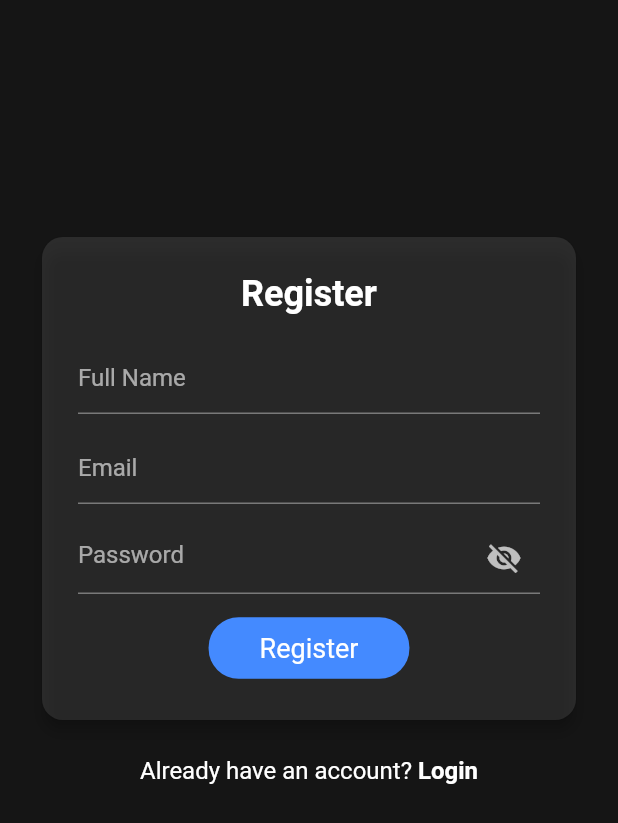
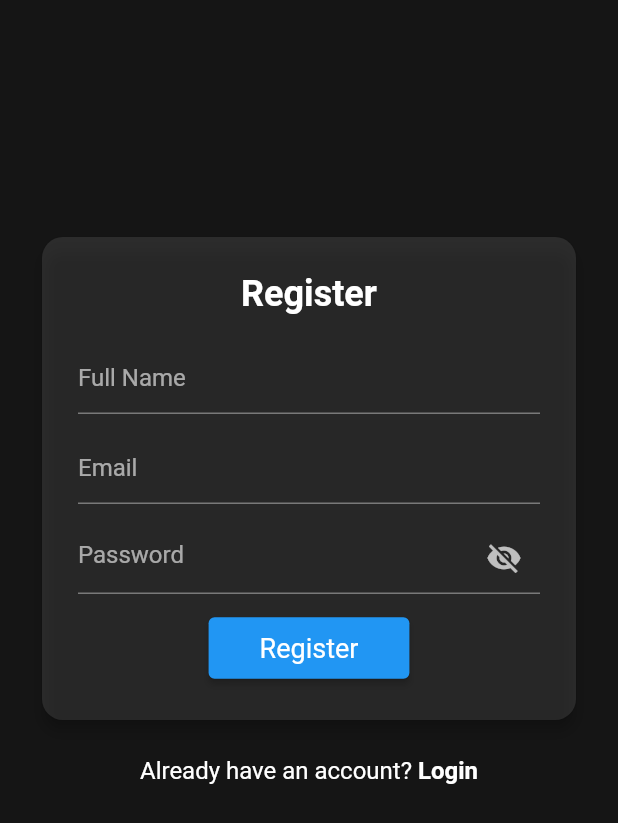
Before and after one commit to rijwan2020/flutter_auth, a Flutter app: the screen it shows after launch, after a tap on "Login", after a tap on "Register", on a phone screen of 412 x 824 dp. Shown: the top 823 px of the screen. Run offline on Flutter 3.47's test engine with Material 2 defaults, Android fonts, the phone set to English and light mode, and no system bars; our stand-ins replace flutter_dotenv, shared_preferences; network calls fail.

Commit message:
update flatbutton to elevatedbutton, disable env

```diff
--- a/lib/main.dart
+++ b/lib/main.dart
@@ -18,7 +18,7 @@ class MyApp extends StatelessWidget {
 			title: 'Flutter Test',
 			debugShowCheckedModeBanner: false,
 			home: const CheckAuth(),
-			darkTheme: ThemeData(brightness: Brightness.dark, accentColor: Colors.blueAccent),
+			darkTheme: ThemeData(brightness: Brightness.dark),
 			themeMode: ThemeMode.dark,
 		);
 	}
--- a/lib/screens/home.dart
+++ b/lib/screens/home.dart
@@ -108,7 +108,7 @@ class _HomeState extends State<Home>{
 		getListUser();
 	}
 
-  	void logout() async{
+  void logout() async{
 		SharedPreferences localStorage = await SharedPreferences.getInstance();
 		localStorage.remove('user');
 		localStorage.remove('token');
--- a/lib/screens/login.dart
+++ b/lib/screens/login.dart
@@ -6,10 +6,10 @@ import 'package:shared_preferences/shared_preferences.dart';
 import 'home.dart';
 
 class Login extends StatefulWidget{
-  	const Login({Key? key}) : super(key: key);
-	@override
-	// ignore: library_private_types_in_public_api
-	_LoginState createState() => _LoginState();
+  const Login({Key? key}) : super(key: key);
+
+  @override
+	State<Login> createState() => _LoginState();
 }
 
 class _LoginState extends State<Login>{
@@ -106,13 +106,7 @@ class _LoginState extends State<Login>{
 													}
 												),
 												const SizedBox(height: 12),
-												FlatButton(
-													color: Colors.blueAccent,
-													disabledColor: Colors.grey,
-													shape: RoundedRectangleBorder(
-														borderRadius:
-														BorderRadius.circular(20.0)
-													),
+												ElevatedButton(
 													onPressed: () {
 														if (_formKey.currentState!.validate()) {
 															_login();
@@ -191,13 +185,7 @@ class _LoginState extends State<Login>{
 		if (statusCode == 200) {
 			SharedPreferences localStorage = await SharedPreferences.getInstance();
 			localStorage.setString('token', json.encode(body['token']));
-			// ignore: use_build_context_synchronously
-			Navigator.pushReplacement(
-				context,
-				MaterialPageRoute(
-					builder: (context) => const Home()
-				),
-			);
+      navigationToHome();
 		} else {
 			final error = body['error'];
 			showErrorMsg(error.toString());
@@ -207,4 +195,11 @@ class _LoginState extends State<Login>{
 			_isLoading = false;
 		});
 	}
+
+	Future<void> navigationToHome() async{
+		final route = MaterialPageRoute(
+			builder: (context) => const Home(),
+		);
+		await Navigator.push(context, route);
+	}
 }
--- a/lib/screens/register.dart
+++ b/lib/screens/register.dart
@@ -1,5 +1,3 @@
-// ignore_for_file: deprecated_member_use
-
 import 'package:flutter/material.dart';
 import 'package:flutter_auth/services/auth.dart';
 import 'login.dart';
@@ -8,11 +6,10 @@ import 'dart:convert';
 import 'home.dart';
 
 class Register extends StatefulWidget{
-  	const Register({Key? key}) : super(key: key);
+  const Register({Key? key}) : super(key: key);
 
-	@override
-	// ignore: library_private_types_in_public_api
-	_RegisterState createState() => _RegisterState();
+  @override
+	State<Register> createState() => _RegisterState();
 }
 
 class _RegisterState extends State<Register>{
@@ -125,13 +122,7 @@ class _RegisterState extends State<Register>{
 													}
 												),
 												const SizedBox(height: 12),
-												FlatButton(
-													color: Colors.blueAccent,
-													disabledColor: Colors.grey,
-													shape: RoundedRectangleBorder(
-														borderRadius:
-														BorderRadius.circular(20.0)
-													),
+												ElevatedButton(
 													onPressed: () {
 														if (_formKey.currentState!.validate()) {
 															_register();
@@ -211,13 +202,7 @@ class _RegisterState extends State<Register>{
 			SharedPreferences localStorage = await SharedPreferences.getInstance();
 			localStorage.setString('token', json.encode(body['token']));
 			localStorage.setString('user', json.encode(data));
-			// ignore: use_build_context_synchronously
-			Navigator.pushReplacement(
-				context,
-				MaterialPageRoute(
-					builder: (context) => const Home()
-				),
-			);
+			navigationToHome();
 		} else {
 			final error = body['error'];
 			showErrorMsg(error.toString());
@@ -226,4 +211,11 @@ class _RegisterState extends State<Register>{
 			_isLoading = false;
 		});
 	}
+
+  Future<void> navigationToHome() async{
+		final route = MaterialPageRoute(
+			builder: (context) => const Home(),
+		);
+		await Navigator.push(context, route);
+	}
 }
--- a/lib/services/auth.dart
+++ b/lib/services/auth.dart
@@ -3,7 +3,8 @@ import 'package:flutter_dotenv/flutter_dotenv.dart';
 import 'package:http/http.dart' as http;
 
 class AuthService {
-  final url = dotenv.env['REQRES_URL'];
+  // final url = dotenv.env['REQRES_URL'];
+  final url = 'https://reqres.in/api';
 
 	login(data) async{
 		var fullUrl = '$url/login';
```
Also changed, not shown: lib/services/user.dart (+5 -2 lines).
